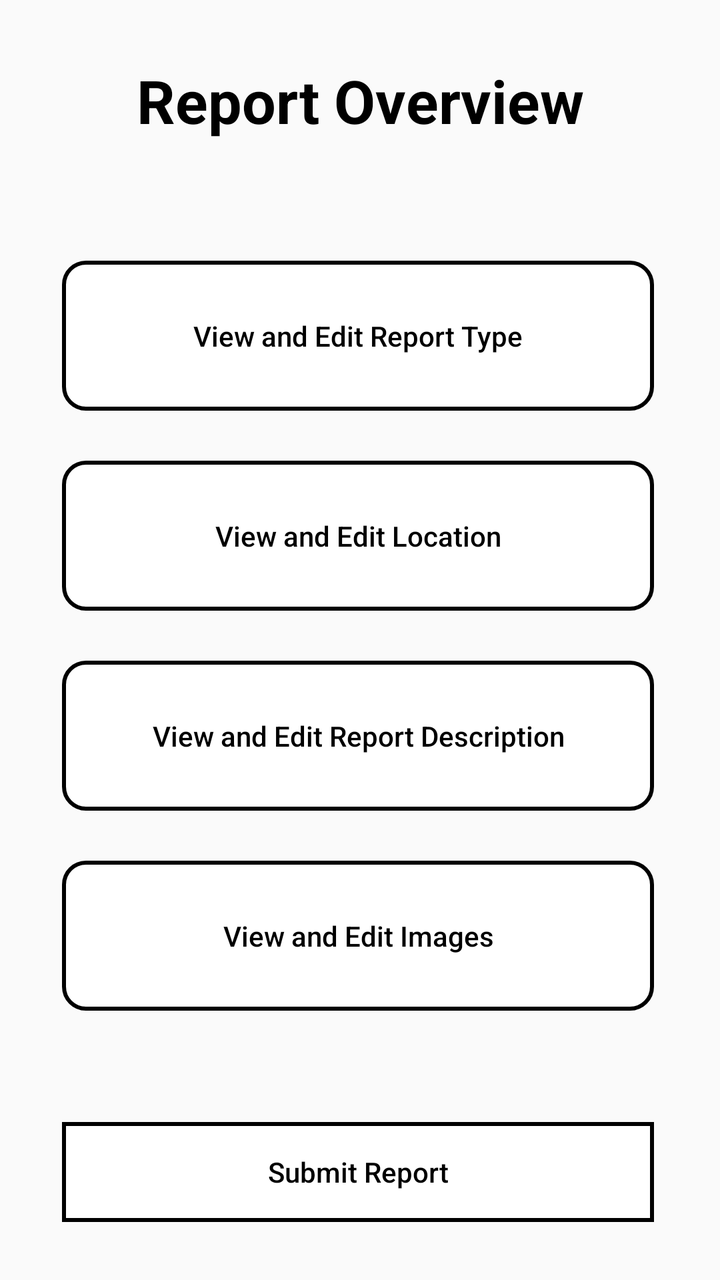
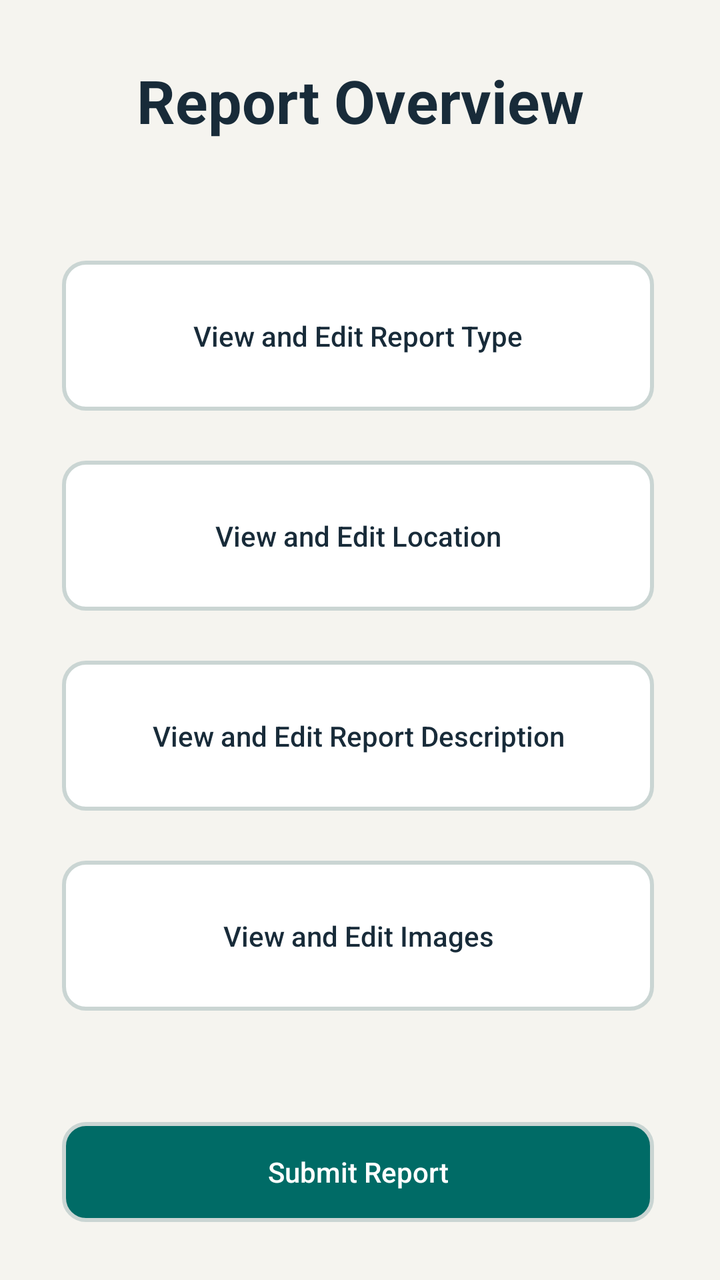

The first picture is an Android layout as it rendered before a commit; the second is the same layout after the commit. The layout source and the unified diff follow.
<!-- AndroidManifest.xml: application theme Theme.JavaReportingSystem -->
<!-- res/layout/activity_report_overview.xml -->
<?xml version="1.0" encoding="utf-8"?>
<androidx.constraintlayout.widget.ConstraintLayout xmlns:android="http://schemas.android.com/apk/res/android"
    xmlns:app="http://schemas.android.com/apk/res-auto"
    xmlns:tools="http://schemas.android.com/tools"
    android:id="@+id/main"
    android:layout_width="match_parent"
    android:layout_height="match_parent"
    tools:context=".ui.ReportOverviewActivity">


    
    <TextView
        android:id="@+id/tvReportOverview"
        android:layout_width="wrap_content"
        android:layout_height="wrap_content"
        android:text="Report Overview"
        android:textColor="#000000"
        android:textSize="30sp"
        android:textStyle="bold"
        android:gravity="center"
        android:layout_marginTop="30dp"
        app:layout_constraintTop_toTopOf="parent"
        app:layout_constraintStart_toStartOf="parent"
        app:layout_constraintEnd_toEndOf="parent" />

    

    

    <Button
        android:id="@+id/btnReportType"
        android:layout_width="0dp"
        android:layout_height="75dp"
        android:layout_marginStart="31dp"
        android:layout_marginTop="60dp"
        android:layout_marginEnd="33dp"
        android:background="@drawable/outline_button"
        android:backgroundTint="@null"
        android:stateListAnimator="@null"
        android:text="View and Edit Report Type"
        android:textAllCaps="false"
        android:textColor="#000000"
        android:textSize="14sp"
        app:layout_constraintEnd_toEndOf="parent"
        app:layout_constraintHorizontal_bias="0.0"
        app:layout_constraintStart_toStartOf="parent"
        app:layout_constraintTop_toBottomOf="@id/tvReportOverview" />

    <Button
        android:id="@+id/btnLocations"
        android:layout_width="0dp"
        android:layout_height="75dp"
        android:text="View and Edit Location"
        android:textAllCaps="false"
        android:textColor="#000000"
        android:textSize="14sp"
        android:background="@drawable/outline_button"
        android:backgroundTint="@null"
        android:stateListAnimator="@null"
        app:layout_constraintTop_toBottomOf="@id/btnReportType"
        app:layout_constraintStart_toStartOf="parent"
        app:layout_constraintEnd_toEndOf="parent"
        android:layout_marginStart="31dp"
        android:layout_marginEnd="33dp"
        android:layout_marginTop="25dp" />

    
    <Button
        android:id="@+id/btnEditDescription"
        android:layout_width="0dp"
        android:layout_height="75dp"
        android:text="View and Edit Report Description"
        android:textAllCaps="false"
        android:textColor="#000000"
        android:textSize="14sp"
        android:background="@drawable/outline_button"
        android:backgroundTint="@null"
        android:stateListAnimator="@null"
        app:layout_constraintTop_toBottomOf="@id/btnLocations"
        app:layout_constraintStart_toStartOf="parent"
        app:layout_constraintEnd_toEndOf="parent"
        android:layout_marginStart="31dp"
        android:layout_marginEnd="33dp"
        android:layout_marginTop="25dp" />

    
    <Button
        android:id="@+id/btnEditImages"
        android:layout_width="0dp"
        android:layout_height="75dp"
        android:text="View and Edit Images"
        android:textAllCaps="false"
        android:textColor="#000000"
        android:textSize="14sp"
        android:background="@drawable/outline_button"
        android:backgroundTint="@null"
        android:stateListAnimator="@null"
        app:layout_constraintTop_toBottomOf="@id/btnEditDescription"
        app:layout_constraintStart_toStartOf="parent"
        app:layout_constraintEnd_toEndOf="parent"
        android:layout_marginStart="31dp"
        android:layout_marginEnd="33dp"
        android:layout_marginTop="25dp" />

    
    <Button
        android:id="@+id/btnSubmitReport"
        android:layout_width="0dp"
        android:layout_height="50dp"
        android:text="Submit Report"
        android:textAllCaps="false"
        android:textColor="#000000"
        android:textSize="14sp"
        android:background="@drawable/description_border"
        android:backgroundTint="@null"
        android:stateListAnimator="@null"
        app:layout_constraintBottom_toBottomOf="parent"
        app:layout_constraintStart_toStartOf="parent"
        app:layout_constraintEnd_toEndOf="parent"
        android:layout_marginStart="31dp"
        android:layout_marginEnd="33dp"
        android:layout_marginBottom="29dp" />




</androidx.constraintlayout.widget.ConstraintLayout>
<!-- resources referenced by this layout -->
<resources>
  <!-- drawable description_border (drawable) -->
  <?xml version="1.0" encoding="utf-8"?>
  <shape xmlns:android="http://schemas.android.com/apk/res/android"
      android:shape="rectangle">
  
      <solid android:color="#FFFFFF" />
  
      <stroke
          android:width="2dp"
          android:color="#000000" />
  
      <corners android:radius="0dp" />
  
  </shape>
  <!-- drawable outline_button (drawable) -->
  <?xml version="1.0" encoding="utf-8"?>
  <shape xmlns:android="http://schemas.android.com/apk/res/android"
      android:shape="rectangle">
  
      <solid android:color="#FFFFFF" />
  
      <stroke
          android:width="2dp"
          android:color="#000000" />
  
      <corners android:radius="11dp" />
  
  </shape>
  <style name="Theme.JavaReportingSystem" parent="Base.Theme.JavaReportingSystem" />
  <style name="Base.Theme.JavaReportingSystem" parent="Theme.AppCompat.DayNight.NoActionBar">
          
          
      </style>
</resources>

<!-- the commit's change to res/layout/activity_report_overview.xml (unified diff, before → after) -->
@@ -14,7 +14,7 @@
         android:layout_width="wrap_content"
         android:layout_height="wrap_content"
         android:text="Report Overview"
-        android:textColor="#000000"
+        android:textColor="@color/safety_text"
         android:textSize="30sp"
         android:textStyle="bold"
         android:gravity="center"
@@ -35,16 +35,16 @@
         android:layout_marginTop="60dp"
         android:layout_marginEnd="33dp"
         android:background="@drawable/outline_button"
-        android:backgroundTint="@null"
         android:stateListAnimator="@null"
         android:text="View and Edit Report Type"
         android:textAllCaps="false"
-        android:textColor="#000000"
+        android:textColor="@color/safety_text"
         android:textSize="14sp"
         app:layout_constraintEnd_toEndOf="parent"
         app:layout_constraintHorizontal_bias="0.0"
         app:layout_constraintStart_toStartOf="parent"
-        app:layout_constraintTop_toBottomOf="@id/tvReportOverview" />
+        app:layout_constraintTop_toBottomOf="@id/tvReportOverview"
+                app:backgroundTint="@null" />
 
     <Button
         android:id="@+id/btnLocations"
@@ -52,17 +52,17 @@
         android:layout_height="75dp"
         android:text="View and Edit Location"
         android:textAllCaps="false"
-        android:textColor="#000000"
+        android:textColor="@color/safety_text"
         android:textSize="14sp"
         android:background="@drawable/outline_button"
-        android:backgroundTint="@null"
         android:stateListAnimator="@null"
         app:layout_constraintTop_toBottomOf="@id/btnReportType"
         app:layout_constraintStart_toStartOf="parent"
         app:layout_constraintEnd_toEndOf="parent"
         android:layout_marginStart="31dp"
         android:layout_marginEnd="33dp"
-        android:layout_marginTop="25dp" />
+        android:layout_marginTop="25dp"
+                app:backgroundTint="@null" />
 
     
     <Button
@@ -71,17 +71,17 @@
         android:layout_height="75dp"
         android:text="View and Edit Report Description"
         android:textAllCaps="false"
-        android:textColor="#000000"
+        android:textColor="@color/safety_text"
         android:textSize="14sp"
         android:background="@drawable/outline_button"
-        android:backgroundTint="@null"
         android:stateListAnimator="@null"
         app:layout_constraintTop_toBottomOf="@id/btnLocations"
         app:layout_constraintStart_toStartOf="parent"
         app:layout_constraintEnd_toEndOf="parent"
         android:layout_marginStart="31dp"
         android:layout_marginEnd="33dp"
-        android:layout_marginTop="25dp" />
+        android:layout_marginTop="25dp"
+                app:backgroundTint="@null" />
 
     
     <Button
@@ -90,17 +90,17 @@
         android:layout_height="75dp"
         android:text="View and Edit Images"
         android:textAllCaps="false"
-        android:textColor="#000000"
+        android:textColor="@color/safety_text"
         android:textSize="14sp"
         android:background="@drawable/outline_button"
-        android:backgroundTint="@null"
         android:stateListAnimator="@null"
         app:layout_constraintTop_toBottomOf="@id/btnEditDescription"
         app:layout_constraintStart_toStartOf="parent"
         app:layout_constraintEnd_toEndOf="parent"
         android:layout_marginStart="31dp"
         android:layout_marginEnd="33dp"
-        android:layout_marginTop="25dp" />
+        android:layout_marginTop="25dp"
+                app:backgroundTint="@null" />
 
     
     <Button
@@ -109,17 +109,17 @@
         android:layout_height="50dp"
         android:text="Submit Report"
         android:textAllCaps="false"
-        android:textColor="#000000"
+        android:textColor="@color/safety_on_action"
         android:textSize="14sp"
-        android:background="@drawable/description_border"
-        android:backgroundTint="@null"
+        android:background="@drawable/next_button"
         android:stateListAnimator="@null"
         app:layout_constraintBottom_toBottomOf="parent"
         app:layout_constraintStart_toStartOf="parent"
         app:layout_constraintEnd_toEndOf="parent"
         android:layout_marginStart="31dp"
         android:layout_marginEnd="33dp"
-        android:layout_marginBottom="29dp" />
+        android:layout_marginBottom="29dp"
+                app:backgroundTint="@null" />
 
 
 
<!-- resource entries referenced after the edit -->
@@ -1,17 +1,19 @@
 <!-- resources referenced by this layout -->
 <resources>
-  <!-- drawable description_border (drawable) -->
+  <color name="safety_on_action">#FFFFFF</color>
+  <color name="safety_text">#182B39</color>
+  <!-- drawable next_button (drawable) -->
   <?xml version="1.0" encoding="utf-8"?>
   <shape xmlns:android="http://schemas.android.com/apk/res/android"
       android:shape="rectangle">
   
-      <solid android:color="#FFFFFF" />
+      <solid android:color="@color/safety_action" />
   
       <stroke
           android:width="2dp"
-          android:color="#000000" />
+          android:color="@color/safety_border" />
   
-      <corners android:radius="0dp" />
+      <corners android:radius="11dp" />
   
   </shape>
   <!-- drawable outline_button (drawable) -->
@@ -19,19 +21,31 @@
   <shape xmlns:android="http://schemas.android.com/apk/res/android"
       android:shape="rectangle">
   
-      <solid android:color="#FFFFFF" />
+      <solid android:color="@color/safety_surface" />
   
       <stroke
           android:width="2dp"
-          android:color="#000000" />
+          android:color="@color/safety_border" />
   
       <corners android:radius="11dp" />
   
   </shape>
   <style name="Theme.JavaReportingSystem" parent="Base.Theme.JavaReportingSystem" />
-  <style name="Base.Theme.JavaReportingSystem" parent="Theme.AppCompat.DayNight.NoActionBar">
-          
-          
+  <color name="safety_action">#006B66</color>
+  <color name="safety_border">#CAD5D3</color>
+  <color name="safety_surface">#FFFFFF</color>
+  <style name="Base.Theme.JavaReportingSystem" parent="Theme.AppCompat.Light.NoActionBar">
+          <item name="colorPrimary">@color/safety_action</item>
+          <item name="colorOnPrimary">@color/safety_on_action</item>
+          <item name="colorSurface">@color/safety_surface</item>
+          <item name="colorOnSurface">@color/safety_text</item>
+          <item name="android:colorAccent">@color/safety_action</item>
+          <item name="android:windowBackground">@color/safety_background</item>
+          <item name="android:statusBarColor">@color/safety_background</item>
+          <item name="android:navigationBarColor">@color/safety_background</item>
+          <item name="android:windowLightStatusBar">true</item>
+          <item name="android:windowLightNavigationBar">true</item>
       </style>
+  <color name="safety_background">#F5F4EF</color>
 </resources>
 
